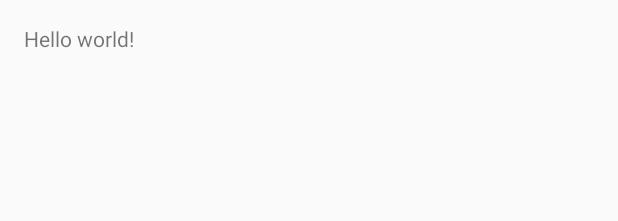
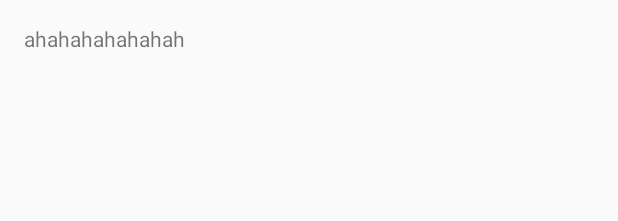
Before and after one commit to jyseeeee/Jys-My-Project, an Android app: the layout activity_main.xml on its own in the app's theme, with its tools: preview values and no code run, on a phone screen of 412 x 824 dp. Shown: the top 221 px of the screen. Run offline under Robolectric (Android 15) with nearby library versions, the phone set to English and light mode, and no system bars.

Commit message:
-프로젝트 수정 -깃 테스트

```diff
--- a/app/src/main/java/com/example/jys/myapplication/MainActivity.java
+++ b/app/src/main/java/com/example/jys/myapplication/MainActivity.java
@@ -12,6 +12,7 @@ public class MainActivity extends ActionBarActivity {
     protected void onCreate(Bundle savedInstanceState) {
         super.onCreate(savedInstanceState);
         setContentView(R.layout.activity_main);
+
         //goot
     }
 
--- a/app/src/main/res/layout/activity_main.xml
+++ b/app/src/main/res/layout/activity_main.xml
@@ -5,7 +5,7 @@
     android:paddingTop="@dimen/activity_vertical_margin"
     android:paddingBottom="@dimen/activity_vertical_margin" tools:context=".MainActivity">
 
-    <TextView android:text="@string/hello_world" android:layout_width="wrap_content"
+    <TextView android:text="ahahahahahahah" android:layout_width="wrap_content"
         android:layout_height="wrap_content" />
 
 </RelativeLayout>
```
